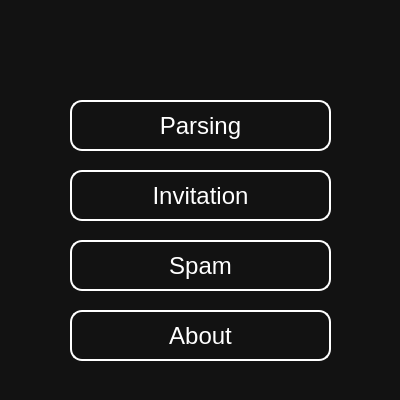
Old version of the form MainWindow.ui in the repository watamase/CheatBot.
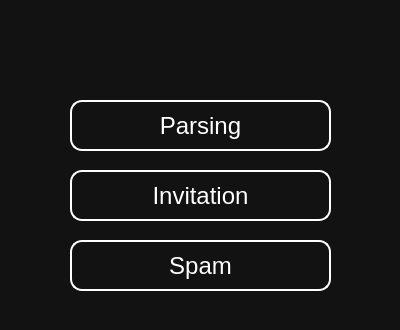
New version of the form.

Commit message: Main window

```diff
--- a/MainWindow.ui
+++ b/MainWindow.ui
@@ -7,7 +7,7 @@
     <x>0</x>
     <y>0</y>
     <width>400</width>
-    <height>400</height>
+    <height>330</height>
    </rect>
   </property>
   <property name="windowTitle">
@@ -90,19 +90,6 @@
      <string>Spam</string>
     </property>
    </widget>
-   <widget class="QPushButton" name="btn_about">
-    <property name="geometry">
-     <rect>
-      <x>70</x>
-      <y>310</y>
-      <width>261</width>
-      <height>51</height>
-     </rect>
-    </property>
-    <property name="text">
-     <string>About</string>
-    </property>
-   </widget>
   </widget>
  </widget>
  <resources/>
```
